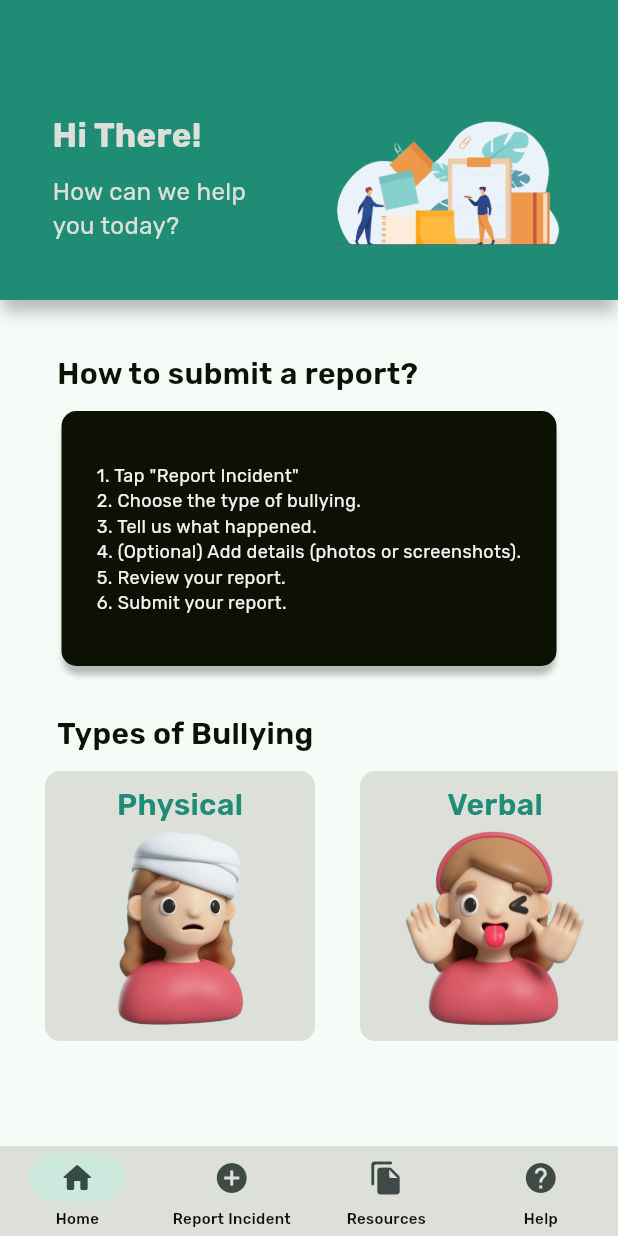
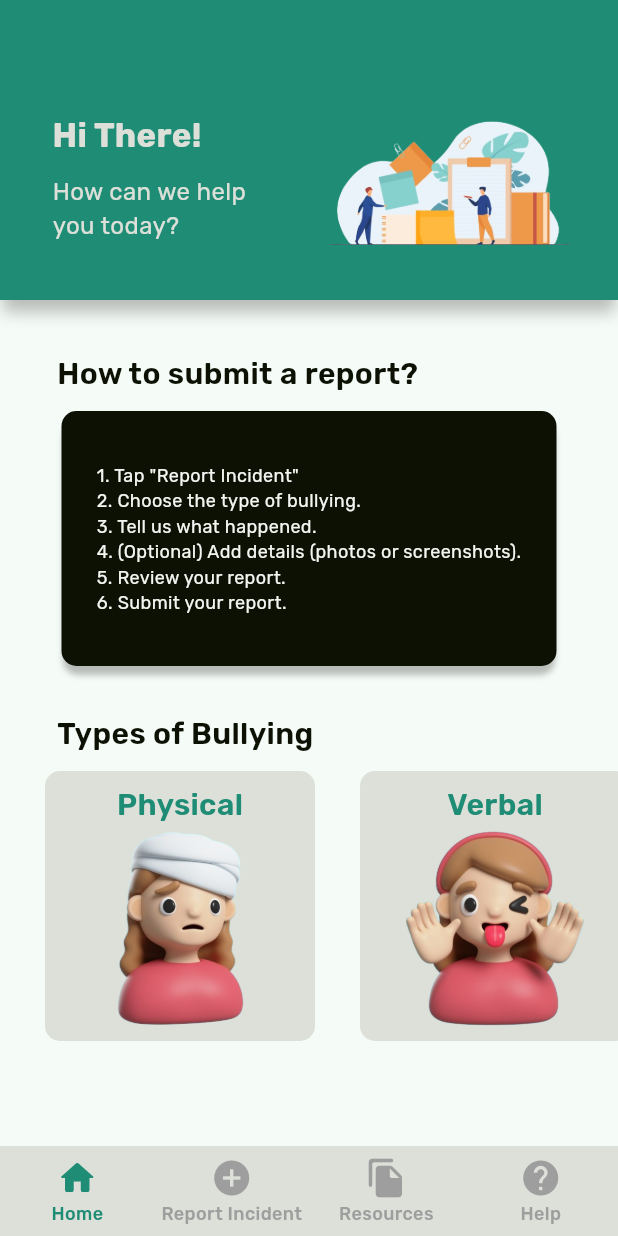
Before and after one commit to nsennes/SafeSchool, a Flutter app: the screen it shows after launch, on a phone screen of 412 x 824 dp. Run offline on Flutter 3.47's test engine with Material 3 defaults, Android fonts, the phone set to English and light mode, and no system bars.

Commit message:
prettier navbar :+1:

```diff
--- a/safeschool/lib/Widgets/bottom_navbar.dart
+++ b/safeschool/lib/Widgets/bottom_navbar.dart
@@ -2,9 +2,50 @@ import 'package:flutter/material.dart';
 import 'package:safeschool/Utilities/colors_use.dart';
 import 'package:safeschool/pages/help.dart';
 import 'package:safeschool/pages/home.dart';
-import 'package:safeschool/pages/home_page.dart';
 import 'package:safeschool/pages/report_incident.dart';
 import 'package:safeschool/pages/resources.dart';
+
+class CustomNavigationDestination extends StatelessWidget {
+  final IconData icon;
+  final String label;
+  final bool isSelected;
+  final VoidCallback onTap;
+
+  const CustomNavigationDestination({
+    super.key,
+    required this.icon,
+    required this.label,
+    required this.isSelected,
+    required this.onTap,
+  });
+
+  @override
+  Widget build(BuildContext context) {
+    return GestureDetector(
+      onTap: onTap,
+      child: Column(
+        mainAxisSize: MainAxisSize.min,
+        children: [
+          Icon(
+            icon,
+            color: isSelected ? ColorsUse.primaryColor : Colors.grey,
+            size: 28,
+          ),
+          const SizedBox(height: 1),
+          Text(
+            label,
+            style: TextStyle(
+              fontSize: 12,
+              fontWeight: FontWeight.w500,
+              color: isSelected ? ColorsUse.primaryColor : Colors.grey,
+              fontFamily: "Rubik",
+            ),
+          ),
+        ],
+      ),
+    );
+  }
+}
 
 class BottomNavbar extends StatefulWidget {
   const BottomNavbar({super.key});
@@ -16,10 +57,10 @@ class BottomNavbar extends StatefulWidget {
 class _BottomNavbarState extends State<BottomNavbar> {
   int index = 0;
   final pages = [
-    Home(),
-    ReportIncident(),
-    Resources(),
-    Help(),
+    const Home(),
+    const ReportIncident(),
+    const Resources(),
+    const Help(),
   ];
 
   @override
@@ -27,24 +68,71 @@ class _BottomNavbarState extends State<BottomNavbar> {
     return Scaffold(
       body: pages[index],
       bottomNavigationBar: NavigationBarTheme(
-        data: const NavigationBarThemeData(
-            labelTextStyle: WidgetStatePropertyAll(TextStyle(
-                fontSize: 10,
+        data: NavigationBarThemeData(
+          labelTextStyle: WidgetStateProperty.resolveWith<TextStyle>(
+            (Set<WidgetState> states) {
+              if (states.contains(WidgetState.selected)) {
+                return const TextStyle(
+                  fontSize: 12,
+                  fontWeight: FontWeight.w500,
+                  color: ColorsUse.primaryColor,
+                  fontFamily: "Rubik",
+                );
+              }
+              return const TextStyle(
+                fontSize: 12,
                 fontWeight: FontWeight.w500,
-                color: ColorsUse.accentColor))),
+                color: Color.fromARGB(100, 0, 0, 0),
+                fontFamily: "Rubik",
+              );
+            },
+          ),
+          iconTheme: WidgetStateProperty.resolveWith<IconThemeData>(
+            (Set<WidgetState> states) {
+              if (states.contains(WidgetState.selected)) {
+                return const IconThemeData(
+                  color: ColorsUse.primaryColor,
+                  size: 26,
+                );
+              }
+              return const IconThemeData(
+                color: Color.fromARGB(80, 0, 0, 0),
+                size: 26,
+              );
+            },
+          ),
+          indicatorColor: Colors.transparent,
+        ),
         child: NavigationBar(
           height: 60,
           backgroundColor: ColorsUse.secondaryColor,
-          selectedIndex: 0,
+          selectedIndex: index,
           onDestinationSelected: (index) => setState(() => this.index = index),
-          destinations: const [
-            NavigationDestination(
-                icon: Icon(Icons.home_rounded), label: "Home"),
-            NavigationDestination(
-                icon: Icon(Icons.add_circle), label: "Report Incident"),
-            NavigationDestination(
-                icon: Icon(Icons.file_copy_rounded), label: "Resources"),
-            NavigationDestination(icon: Icon(Icons.help), label: "Help")
+          destinations: [
+            CustomNavigationDestination(
+              icon: Icons.home_rounded,
+              label: "Home",
+              isSelected: index == 0,
+              onTap: () => setState(() => index = 0),
+            ),
+            CustomNavigationDestination(
+              icon: Icons.add_circle,
+              label: "Report Incident",
+              isSelected: index == 1,
+              onTap: () => setState(() => index = 1),
+            ),
+            CustomNavigationDestination(
+              icon: Icons.file_copy_rounded,
+              label: "Resources",
+              isSelected: index == 2,
+              onTap: () => setState(() => index = 2),
+            ),
+            CustomNavigationDestination(
+              icon: Icons.help,
+              label: "Help",
+              isSelected: index == 3,
+              onTap: () => setState(() => index = 3),
+            ),
           ],
         ),
       ),
```
